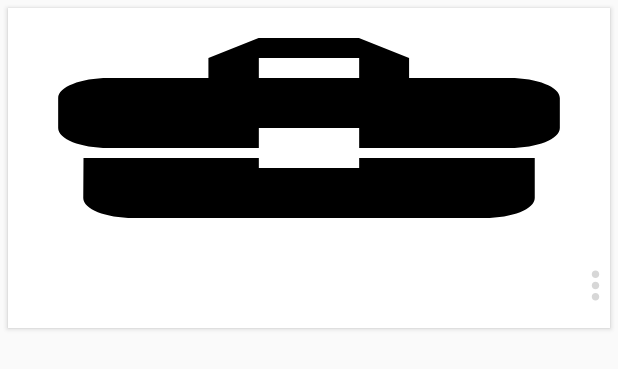
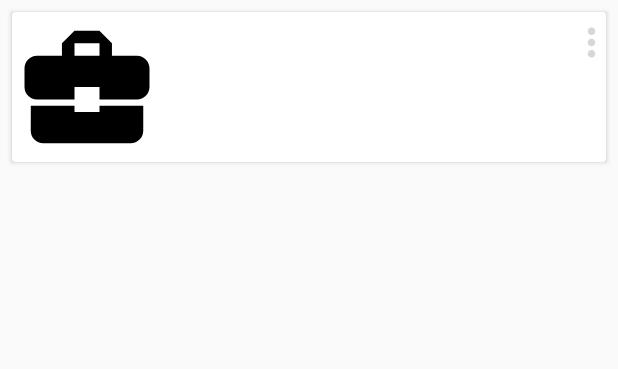
Before and after one commit to mjm128/CPSC499, an Android app: the layout job_card.xml on its own in the app's theme, with its tools: preview values and no code run, on a phone screen of 412 x 824 dp. Shown: the top 369 px of the screen. Run offline under Robolectric (Android 15) with nearby library versions, the phone set to English and light mode, and no system bars.

Commit message:
Job Cards Look a Little Better Now
Layout for the card is a lot cleaner now. Also changed the FAB margin from
16dp to 30dp for both bottom and right.

```diff
--- a/app/src/main/java/micahsquad/com/worklogassistant/JobsFragment.java
+++ b/app/src/main/java/micahsquad/com/worklogassistant/JobsFragment.java
@@ -116,7 +116,8 @@ public class JobsFragment extends Fragment {
 
         @Override
         public void getItemOffsets(Rect outRect, View view, RecyclerView parent, RecyclerView.State state) {
-            int position = parent.getChildAdapterPosition(view); // item position
+           /* Used for dynamically changing the size of the card. Alternating the size back and forth.
+           int position = parent.getChildAdapterPosition(view); // item position
             int column = position % spanCount; // item column
 
             if (includeEdge) {
@@ -134,6 +135,7 @@ public class JobsFragment extends Fragment {
                     outRect.top = spacing; // item top
                 }
             }
+            */
         }
     }
 
--- a/app/src/main/res/layout/app_bar_main.xml
+++ b/app/src/main/res/layout/app_bar_main.xml
@@ -32,11 +32,11 @@
             android:layout_width="wrap_content"
             android:layout_height="wrap_content"
             android:layout_gravity="bottom|right"
-            android:layout_marginBottom="16dp"
-            android:layout_marginRight="16dp"
+            android:layout_marginBottom="30dp"
+            android:layout_marginRight="30dp"
             android:src="@drawable/ic_add_black_24dp"
             app:fabSize="normal"
-            android:elevation="6dp"
+            android:elevation="10dp"
             app:borderWidth="0dp"/>
     </android.support.design.widget.CoordinatorLayout>
 
--- a/app/src/main/res/layout/job_card.xml
+++ b/app/src/main/res/layout/job_card.xml
@@ -9,29 +9,28 @@
         android:layout_height="match_parent"
         android:layout_gravity="center"
         android:layout_margin="@dimen/job_card_margin"
-        android:elevation="10dp"
-        android:clickable="true"
-        card_view:cardCornerRadius="@dimen/job_card_radius">
+        android:elevation="20dp"
+        android:clickable="true">
 
         <RelativeLayout
             android:layout_width="match_parent"
-            android:layout_height="match_parent">
+            android:layout_height="match_parent"
+            android:background="?attr/selectableItemBackgroundBorderless">
 
             <ImageView
                 android:id="@+id/thumbnail"
                 android:src="@drawable/ic_business_center_black"
-                android:layout_width="match_parent"
+                android:layout_width="100dp"
                 android:layout_height="@dimen/job_cover_height"
-                android:background="?attr/selectableItemBackgroundBorderless"
                 android:scaleType="fitXY"
                 android:layout_alignParentTop="true"
                 android:layout_alignParentStart="true" />
 
             <TextView
                 android:id="@+id/title"
-                android:layout_width="match_parent"
+                android:layout_width="wrap_content"
                 android:layout_height="wrap_content"
-                android:layout_below="@id/thumbnail"
+                android:layout_toRightOf="@id/thumbnail"
                 android:paddingLeft="@dimen/job_title_padding"
                 android:paddingRight="@dimen/job_title_padding"
                 android:paddingTop="@dimen/job_title_padding"
@@ -46,14 +45,14 @@
                 android:paddingBottom="@dimen/position_count_padding_bottom"
                 android:paddingLeft="@dimen/job_title_padding"
                 android:paddingRight="@dimen/job_title_padding"
-                android:textSize="@dimen/position_count" />
+                android:textSize="@dimen/position_count"
+                android:layout_toRightOf="@id/thumbnail"/>
 
             <ImageView
                 android:id="@+id/overflow"
                 android:layout_width="@dimen/ic_job_overflow_width"
                 android:layout_height="@dimen/ic_job_overflow_height"
                 android:layout_alignParentRight="true"
-                android:layout_below="@id/thumbnail"
                 android:layout_marginTop="@dimen/ic_job_overflow_margin_top"
                 android:scaleType="centerCrop"
                 android:src="@drawable/ic_more_vert_black_24dp" />
--- a/app/src/main/res/values/dimens.xml
+++ b/app/src/main/res/values/dimens.xml
@@ -8,18 +8,18 @@
     <dimen name="fab_margin">16dp</dimen>
 
     <!--Job Card View -->
-    <dimen name="item_offset">10dp</dimen>
+    <dimen name="item_offset">0dp</dimen>
     <dimen name="detail_backdrop_height">250dp</dimen>
     <dimen name="backdrop_title">30dp</dimen>
     <dimen name="backdrop_subtitle">18dp</dimen>
-    <dimen name="job_card_margin">5dp</dimen>
+    <dimen name="job_card_margin">8dp</dimen>
     <dimen name="job_card_radius">0dp</dimen>
-    <dimen name="job_cover_height">160dp</dimen>
-    <dimen name="job_title_padding">10dp</dimen>
-    <dimen name="job_title">15dp</dimen>
+    <dimen name="job_cover_height">100dp</dimen>
+    <dimen name="job_title_padding">15dp</dimen>
+    <dimen name="job_title">20dp</dimen>
     <dimen name="position_count_padding_bottom">5dp</dimen>
     <dimen name="position_count">12dp</dimen>
     <dimen name="ic_job_overflow_width">20dp</dimen>
     <dimen name="ic_job_overflow_height">30dp</dimen>
-    <dimen name="ic_job_overflow_margin_top">10dp</dimen>
+    <dimen name="ic_job_overflow_margin_top">5dp</dimen>
 </resources>
```
